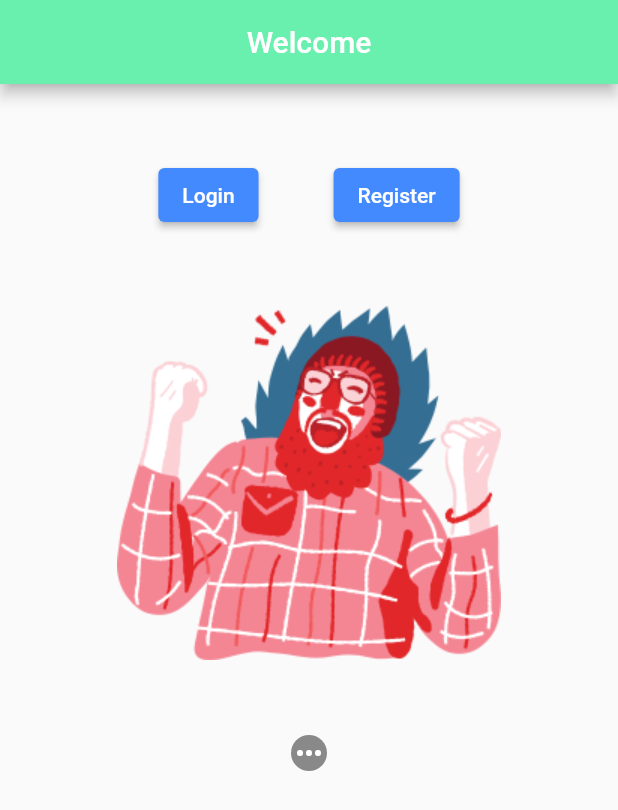
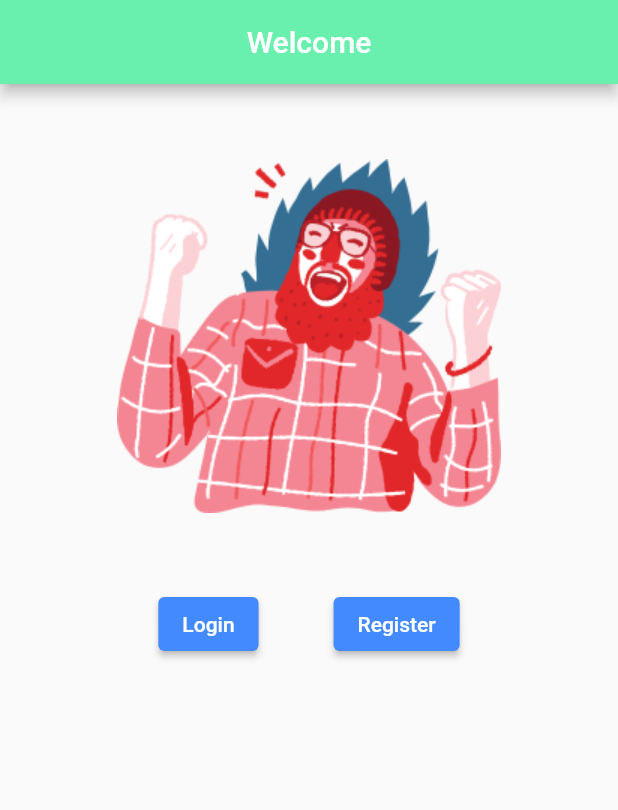
Before and after one commit to simonjv01/flutter_app_welcome, a Flutter app: the screen it shows after launch, on a phone screen of 412 x 824 dp. Shown: the top 810 px of the screen. Run offline on Flutter 3.47's test engine with Material 2 defaults, Android fonts, the phone set to English and light mode, and no system bars.

Commit message:
added visibility widget for Welcome page

```diff
--- a/lib/pages/more_page.dart
+++ b/lib/pages/more_page.dart
@@ -148,7 +148,11 @@ class OtherPage extends StatelessWidget {
         child: ListTile(
           title: Text(
             tileInformation.title,
-            style: const TextStyle(color: Colors.white),
+            style: const TextStyle(
+              color: Colors.white,
+              fontSize: 30,
+              fontWeight: FontWeight.bold),
+
           ),
           tileColor: Colors.blueAccent,
         ),
--- a/lib/pages/welcome_page.dart
+++ b/lib/pages/welcome_page.dart
@@ -23,6 +23,8 @@ class _WelcomePageState extends State<WelcomePage> {
         child: Center(
           child: Column(
             children: [
+              const SizedBox(height: 50.0),
+              Image.asset('images/welcome.png'),
               const SizedBox(
                 height: 50.0,
               ),
@@ -37,9 +39,9 @@ class _WelcomePageState extends State<WelcomePage> {
                 ],
               ),
               const SizedBox(height: 50.0),
-              Image.asset('images/welcome.png'),
-              const SizedBox(height: 50.0),
-              GestureDetector(
+              Visibility(
+                visible: false,
+                child: GestureDetector(
                   onTap: () {
                     Navigator.of(context).push(
                       MaterialPageRoute(
@@ -62,6 +64,7 @@ class _WelcomePageState extends State<WelcomePage> {
                     ),
                   ),
                 ),
+              ),
             ],
           ),
         ),
```
Lines whose indentation alone changed are shown as unchanged.
